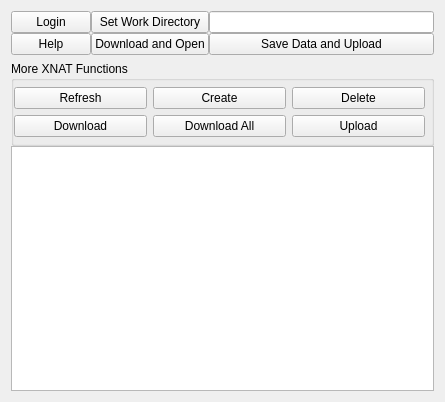
Qt form Code/Gui/MITK/Plugins/uk.ac.ucl.cmic.xnat/src/internal/XnatBrowserWidget.ui (NifTK/NifTK) before a commit.
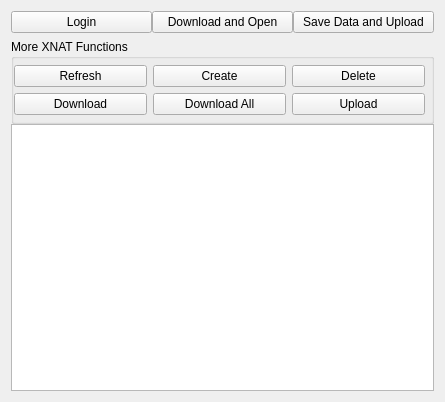
The same form after that commit. Custom widgets are drawn as their Qt base class.

```diff
--- a/Code/Gui/MITK/Plugins/uk.ac.ucl.cmic.xnat/src/internal/XnatBrowserWidget.ui
+++ b/Code/Gui/MITK/Plugins/uk.ac.ucl.cmic.xnat/src/internal/XnatBrowserWidget.ui
@@ -33,30 +33,13 @@
       </widget>
      </item>
      <item row="0" column="1">
-      <widget class="QPushButton" name="setDefaultWorkDirectoryButton">
-       <property name="text">
-        <string>Set Work Directory</string>
-       </property>
-      </widget>
-     </item>
-     <item row="0" column="2">
-      <widget class="QLineEdit" name="workDirectoryEdit"/>
-     </item>
-     <item row="1" column="0">
-      <widget class="QPushButton" name="helpButton">
-       <property name="text">
-        <string>Help</string>
-       </property>
-      </widget>
-     </item>
-     <item row="1" column="1">
       <widget class="QPushButton" name="downloadAndOpenButton">
        <property name="text">
         <string>Download and Open</string>
        </property>
       </widget>
      </item>
-     <item row="1" column="2">
+     <item row="0" column="2">
       <widget class="QPushButton" name="saveDataAndUploadButton">
        <property name="text">
         <string>Save Data and Upload</string>
```
